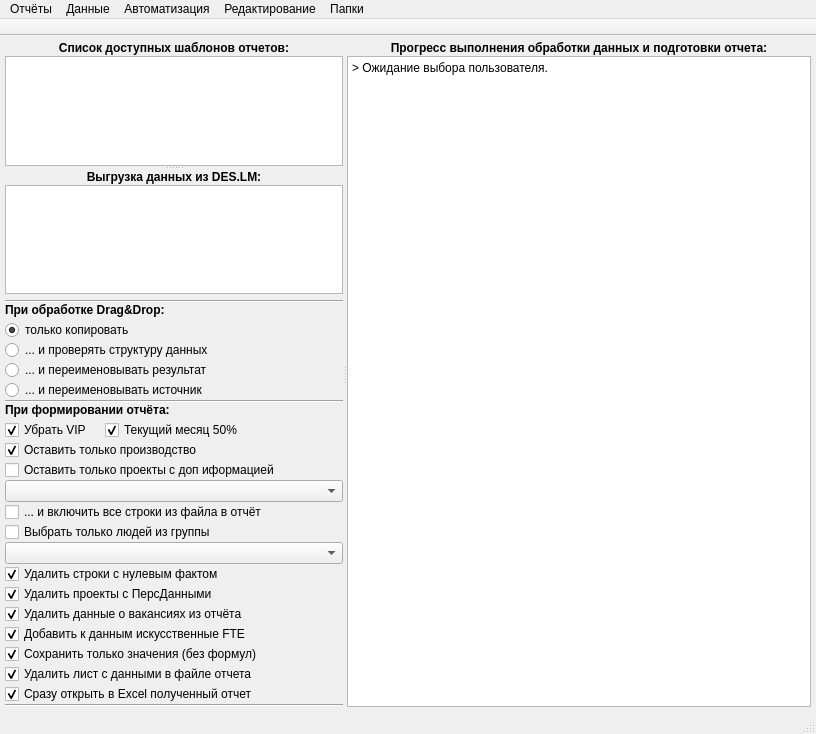
Above: Qt5Project/Windows.ui from DIVIGL1/DES.LM.Reports before the change. Below: the same form after it.
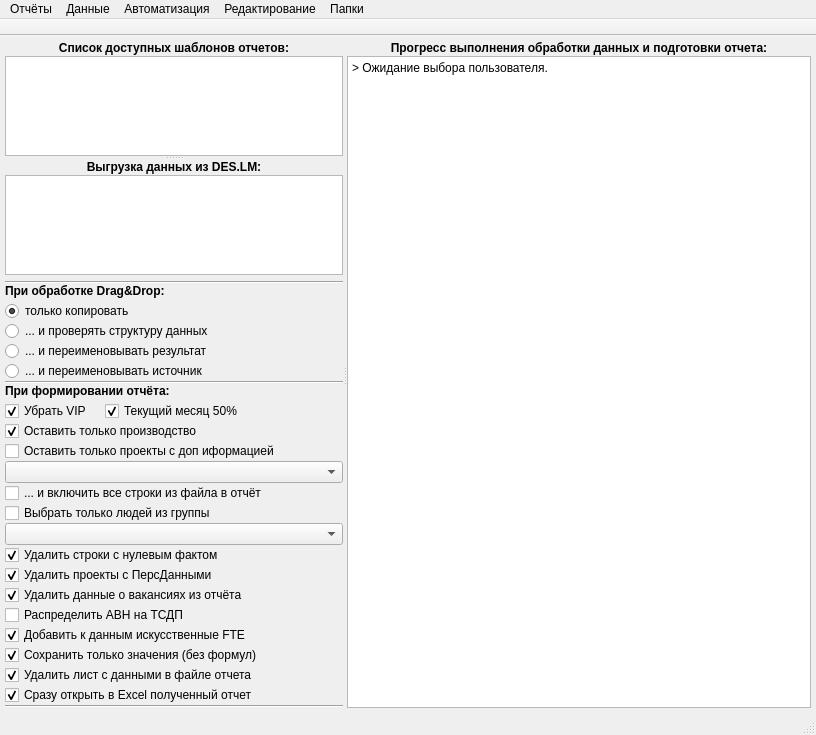
That is the form after the change.

Commit message: Added non-profit cost parameter

What changed in the file:
```diff
--- a/Qt5Project/Windows.ui
+++ b/Qt5Project/Windows.ui
@@ -756,6 +756,13 @@
             </property>
            </widget>
           </item>
+          <item>
+           <widget class="QCheckBox" name="checkBoxDistributeABH">
+            <property name="text">
+             <string>Распределить АВН на ТСДП</string>
+            </property>
+           </widget>
+          </item>
           <item>
            <widget class="QCheckBox" name="checkBoxAddVFTE">
             <property name="enabled">
```
